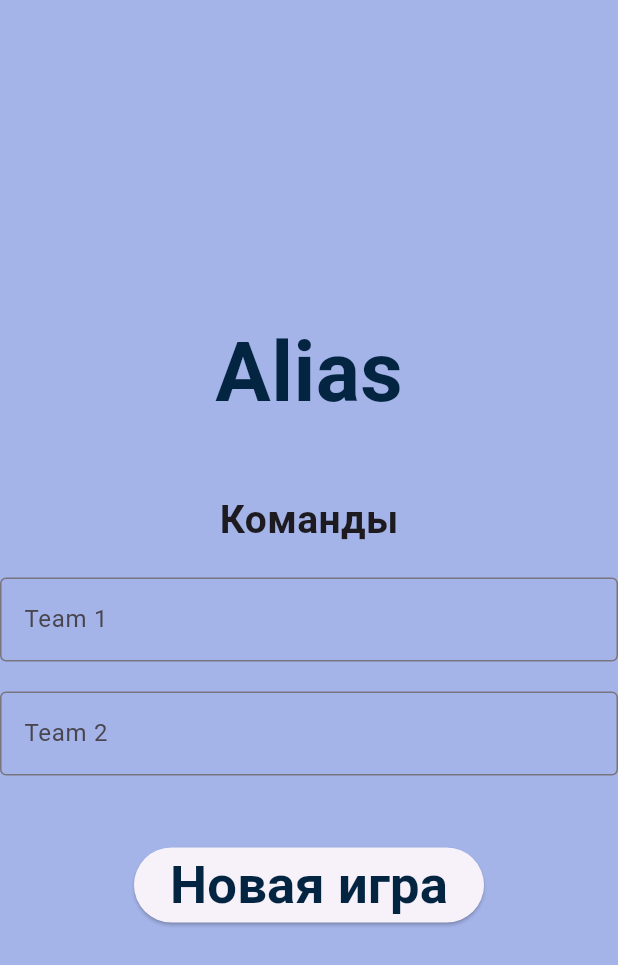
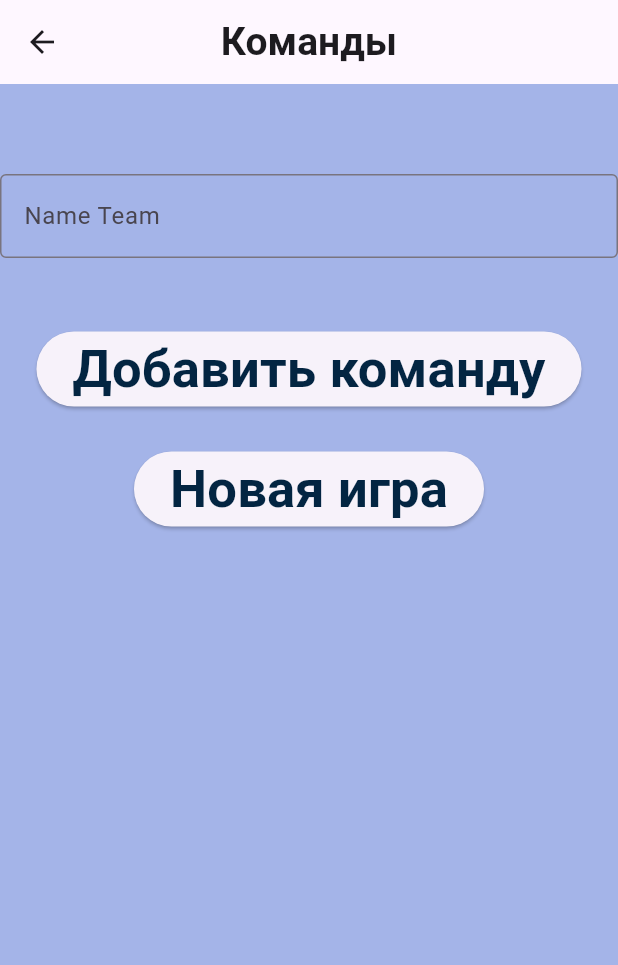
Before and after one commit to Ksenia1227/exam, a Flutter app: the FirstpageView screen opened by its route, on a phone screen of 412 x 824 dp. Shown: the top 965 px of the screen. Run offline on Flutter 3.47's test engine with Material 3 defaults, Android fonts, the phone set to English and light mode, and no system bars; our stand-ins replace freezed_annotation, get.

```diff
--- a/lib/app/modules/firstpage/controllers/firstpage_controller.dart
+++ b/lib/app/modules/firstpage/controllers/firstpage_controller.dart
@@ -1,3 +1,4 @@
+import 'package:exam/app/models/teams.dart';
 import 'package:exam/app/routes/app_pages.dart';
 import 'package:exam/app/services/users_service.dart';
 import 'package:flutter/material.dart';
@@ -6,12 +7,17 @@ import 'package:get/get.dart';
 class FirstpageController extends GetxController {
   //TODO: Implement FirstpageController
   final firstteamController = TextEditingController();
- final secondteamController= TextEditingController();
+  final secondteamController = TextEditingController();
   // RxList<String> names = <String>[].obs;
+  // RxList teams= UsersService.to.nameTeam.obs;
+  RxList<String> teams = <String>[].obs;
 
   void next() {
-    String name1 = firstteamController.text;
-    UsersService.to.addTeamtoList(name1);
-    Get.toNamed(Routes.GAME);
+    String name = firstteamController.text;
+    if (name.isNotEmpty) {
+      UsersService.to.addTeamtoList(name);
+      teams.add(name);
+      firstteamController.clear();
+    }
   }
 }
--- a/lib/app/modules/firstpage/views/firstpage_view.dart
+++ b/lib/app/modules/firstpage/views/firstpage_view.dart
@@ -10,37 +10,41 @@ class FirstpageView extends GetView<FirstpageController> {
   @override
   Widget build(BuildContext context) {
     return Scaffold(
-      // appBar: AppBar(
-      //   title: const Text('FirstpageView'),
-      //   centerTitle: true,
-      // ),
+      appBar: AppBar(
+        title: const Text('Команды',  style: TextStyle(
+                fontSize: 26,
+                fontWeight: FontWeight.bold,
+              ),),
+        centerTitle: true,
+      ),
       backgroundColor: Color.fromARGB(255, 164, 180, 232),
-      body: Center(
+      body:  SingleChildScrollView(
+                child:Center(
         child: Column(
           mainAxisAlignment: MainAxisAlignment.center,
           children: [
-            const Text(
-              'Alias',
-              style: TextStyle(
-                color: Color.fromARGB(255, 3, 37, 66),
-                fontSize: 55,
-                fontWeight: FontWeight.bold,
-              ),
-            ),
+            // const Text(
+            //   'Alias',
+            //   style: TextStyle(
+            //     color: Color.fromARGB(255, 3, 37, 66),
+            //     fontSize: 55,
+            //     fontWeight: FontWeight.bold,
+            //   ),
+            // ),
             SizedBox(height: 40),
-            Text(
-              "Команды",
-              style: TextStyle(
-                fontSize: 26,
-                fontWeight: FontWeight.bold,
-              ),
-            ),
+            // Text(
+            //   "Команды",
+            //   style: TextStyle(
+            //     fontSize: 26,
+            //     fontWeight: FontWeight.bold,
+            //   ),
+            // ),
             SizedBox(
               height: 20,
             ),
             Container(
               width: 500,
-              height: 150,
+              height: 75,
               child: Column(
                 children: [
                   TextField(
@@ -49,21 +53,19 @@ class FirstpageView extends GetView<FirstpageController> {
                       border: OutlineInputBorder(
                         borderSide: BorderSide(color: Colors.black),
                       ),
-                      labelText: 'Team 1',
+                      labelText: 'Name Team',
                     ),
                   ),
-                  const SizedBox(
-                    height: 20,
-                  ),
-                  TextField(
-                    controller: controller.secondteamController,
-                    decoration: const InputDecoration(
-                      border: OutlineInputBorder(
-                        borderSide: BorderSide(color: Colors.black),
-                      ),
-                      labelText: 'Team 2',
-                    ),
-                  )
+
+                  // TextField(
+                  //   controller: controller.secondteamController,
+                  //   decoration: const InputDecoration(
+                  //     border: OutlineInputBorder(
+                  //       borderSide: BorderSide(color: Colors.black),
+                  //     ),
+                  //     labelText: 'Team 2',
+                  //   ),
+                  // )
                 ],
               ),
             ),
@@ -75,6 +77,28 @@ class FirstpageView extends GetView<FirstpageController> {
                 controller.next();
               },
               child: Text(
+                'Добавить команду',
+                style: TextStyle(
+                  color: Color.fromARGB(255, 3, 37, 66),
+                  fontSize: 35,
+                  fontWeight: FontWeight.bold,
+                ),
+              ),
+            ),
+             const SizedBox(
+              height: 30,
+            ),
+            ElevatedButton(
+              onPressed: () {
+                if (controller.teams.isEmpty) {
+                  // SnackBar(
+                  // content: Text('Пожалуйста, добавьте команды!'),
+                  // duration: Duration(seconds: 3)
+              // );
+            } else {
+                Get.toNamed(Routes.SETTINGS);
+              }},
+              child: Text(
                 'Новая игра',
                 style: TextStyle(
                   color: Color.fromARGB(255, 3, 37, 66),
@@ -83,10 +107,36 @@ class FirstpageView extends GetView<FirstpageController> {
                 ),
               ),
             ),
-
+             const SizedBox(
+              height: 30,
+            ),
+            Column(
+                    mainAxisAlignment: MainAxisAlignment.center,
+                    crossAxisAlignment: CrossAxisAlignment.center,
+                    children: [
+                  Obx(() => ListView.builder(
+                        shrinkWrap: true,
+                        physics: NeverScrollableScrollPhysics(),
+                        itemCount: controller.teams.length,
+                        itemBuilder: (context, index) {
+                          return Card(
+                              color: Color.fromARGB(255, 10, 120, 174),
+                              elevation: 2,
+                              shape: RoundedRectangleBorder(
+                                  borderRadius: BorderRadius.circular(20)),
+                              margin: const EdgeInsets.symmetric(
+                                  vertical: 7, horizontal: 150),
+                              child: ListTile(
+                                title: Text(controller.teams[index], style: const TextStyle(
+                                          color: Colors.black, fontSize: 15)),
+                              ));
+                        },
+                      )),
+                      SizedBox(height: 20,)
+          ])
           ],
         ),
       ),
-    );
+    ));
   }
 }
--- a/lib/app/modules/settings/controllers/settings_controller.dart
+++ b/lib/app/modules/settings/controllers/settings_controller.dart
@@ -1,5 +1,3 @@
-import 'dart:math';
-
 import 'package:exam/app/services/users_service.dart';
 import 'package:get/get.dart';
 
--- a/lib/app/routes/app_routes.dart
+++ b/lib/app/routes/app_routes.dart
@@ -6,6 +6,7 @@ abstract class Routes {
   static const FIRSTPAGE = _Paths.FIRSTPAGE;
   static const SETTINGS = _Paths.SETTINGS;
   static const GAME = _Paths.GAME;
+  static const ELIAS = _Paths.ELIAS;
 }
 
 abstract class _Paths {
@@ -13,4 +14,5 @@ abstract class _Paths {
   static const FIRSTPAGE = '/firstpage';
   static const SETTINGS = '/settings';
   static const GAME = '/game';
+  static const ELIAS = '/elias';
 }
--- a/lib/app/services/users_service.dart
+++ b/lib/app/services/users_service.dart
@@ -1,3 +1,4 @@
+import 'package:exam/app/models/teams.dart';
 import 'package:get/get.dart';
 
 class UsersService extends GetxService {
@@ -5,13 +6,17 @@ class UsersService extends GetxService {
   Future<UsersService> init() async {
     return this;
   }
+int scoreTeam1=0;
+  List<Teams> nameTeam = [];
 
-  List nameTeam = [];
-  void addTeamtoList(String team1) {
-    nameTeam.add(team1);
+  void addTeamtoList(String team) {
+    Teams newTeam = Teams(nameTeam: team, score: 0, moreScore: 0);
+    nameTeam.add(newTeam);
+    print(nameTeam);
   }
 
-
+void plusScore(int score){
+}
   // void savesettings(String word){
   //   words=word;
   // }
--- a/pubspec.yaml
+++ b/pubspec.yaml
@@ -36,6 +36,9 @@ dependencies:
   # Use with the CupertinoIcons class for iOS style icons.
   cupertino_icons: ^1.0.6
   get: ^4.6.6
+  freezed: ^2.5.2
+  freezed_annotation: ^2.4.4
+  json_annotation: ^4.9.0
 
 dev_dependencies:
   flutter_test:
@@ -47,6 +50,8 @@ dev_dependencies:
   # package. See that file for information about deactivating specific lint
   # rules and activating additional ones.
   flutter_lints: ^3.0.0
+  build_runner: ^2.4.9
+  json_serializable: ^6.8.0
 
 # For information on the generic Dart part of this file, see the
 # following page: https://dart.dev/tools/pub/pubspec
```
Also changed, not shown: lib/app/models/teams.dart (added, +16 -0 lines), lib/app/modules/elias/bindings/elias_binding.dart (added, +12 -0 lines), lib/app/modules/elias/controllers/elias_controller.dart (added, +23 -0 lines), lib/app/modules/elias/views/elias_view.dart (added, +35 -0 lines), lib/app/modules/game/controllers/game_controller.dart (+28 -2 lines), lib/app/modules/game/views/game_view.dart (+6 -2 lines), lib/app/modules/settings/views/settings_view.dart (+6 -6 lines), lib/app/routes/app_pages.dart (+8 -1 lines), lib/app/models/teams.freezed.dart (added), lib/app/models/teams.g.dart (added), pubspec.lock, 1 other file.
